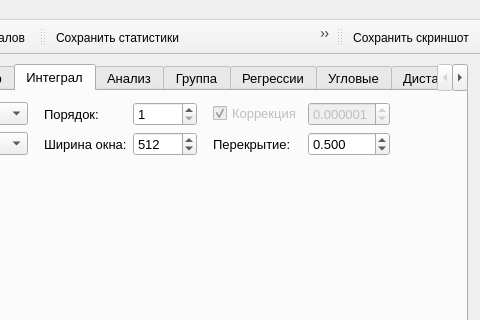
This is gui/MainWindow.ui in Qinterfly/EvalSig as Qt 5 draws it before an edit; both pictures show x 420 to 900 and y 0 to 320 of the 900 by 693 pixel window. The edited form follows.
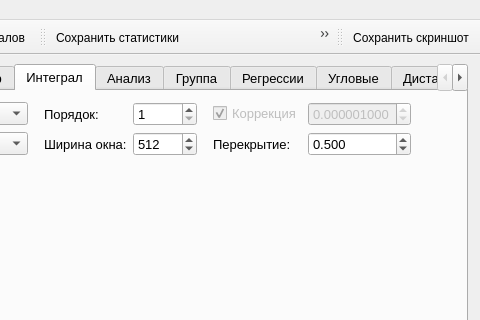
This is the edited form. The open tabs and pages were chosen to show the change. Icons and pictures are not drawn. Custom widgets are drawn as their Qt base class.

```diff
--- a/gui/MainWindow.ui
+++ b/gui/MainWindow.ui
@@ -339,7 +339,7 @@
                <bool>false</bool>
               </property>
               <property name="decimals">
-               <number>6</number>
+               <number>9</number>
               </property>
               <property name="maximum">
                <double>1.000000000000000</double>
```
